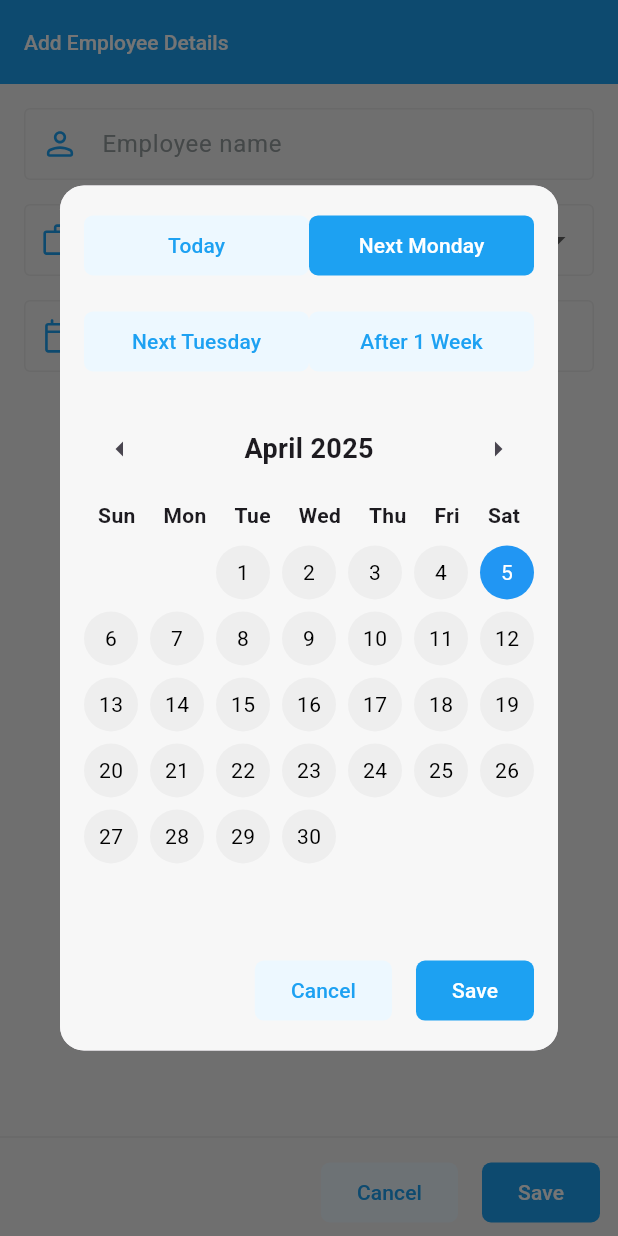
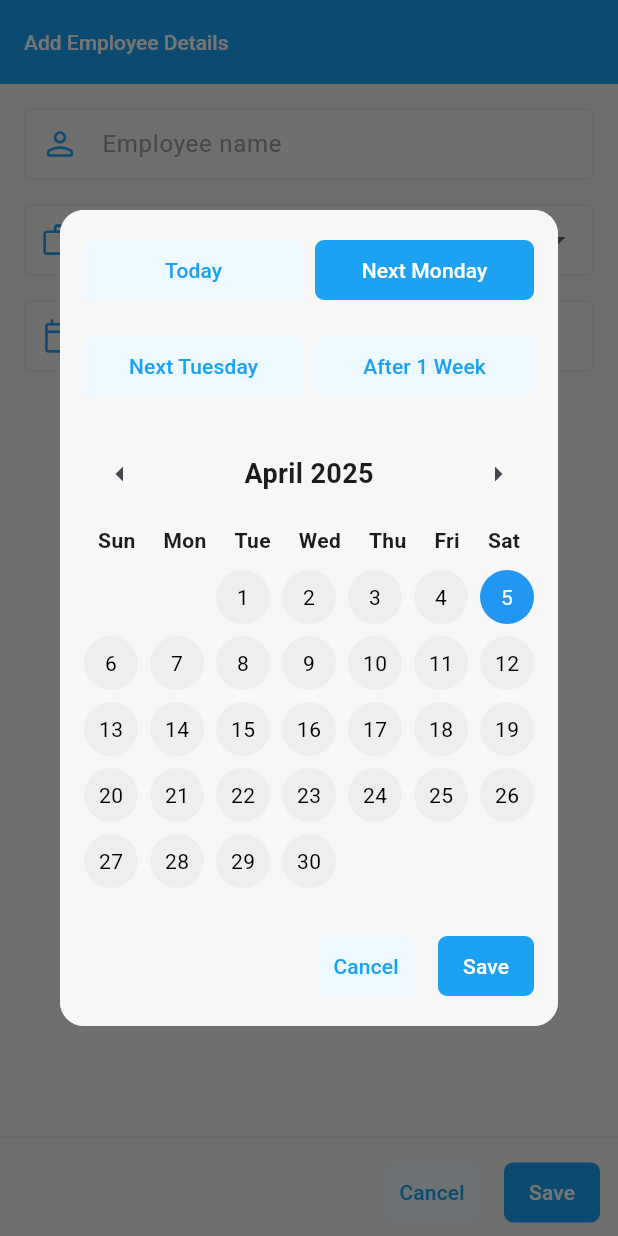
Before and after one commit to ashish-patil89/realtime_assessment_v2, a Flutter app: the AddEmployeeScreen screen opened directly, after a tap on "Today", on a phone screen of 412 x 824 dp. Run offline on Flutter 3.47's test engine with Material 3 defaults, Android fonts, the phone set to English and light mode, and no system bars; our stand-ins replace equatable, flutter_bloc, flutter_svg, gap, shared_preferences; accounts and stored records are empty.

Commit message:
* calender height issue fix on web

```diff
--- a/lib/common/app_button.dart
+++ b/lib/common/app_button.dart
@@ -26,6 +26,7 @@ class AppButton extends StatelessWidget {
   Widget build(BuildContext context) {
     return FilledButton(
       style: FilledButton.styleFrom(
+        padding: EdgeInsets.zero,
         fixedSize: fixedSize,
         backgroundColor: backgroundColor, // Change button color
         shape: RoundedRectangleBorder(
--- a/lib/screens/calender/calender_view.dart
+++ b/lib/screens/calender/calender_view.dart
@@ -1,4 +1,3 @@
-import 'package:flutter/foundation.dart';
 import 'package:flutter/material.dart';
 import 'package:flutter_bloc/flutter_bloc.dart';
 import 'package:gap/gap.dart';
@@ -30,10 +29,8 @@ class CalendarView extends StatelessWidget {
   @override
   Widget build(BuildContext context) {
     return Container(
-      width: MediaQuery.of(context).size.height * 0.7,
-      height:
-          MediaQuery.of(context).size.height *
-          (kIsWeb ? 0.85 : 0.7), // To maintain width and height check platform
+      width: 396,
+      height: 544,
       decoration: BoxDecoration(
         color: AppColors.appBgWhiteColor,
         borderRadius: BorderRadius.circular(16), // <-- Rounded corners
@@ -58,6 +55,7 @@ class CalendarView extends StatelessWidget {
                         textColor: AppColors.calenderButtonTextColor,
                       ),
                     ),
+                    const Gap(8),
                     Expanded(
                       child: AppButton(
                         onPressed: () {
@@ -85,6 +83,7 @@ class CalendarView extends StatelessWidget {
                         textColor: AppColors.calenderButtonTextColor,
                       ),
                     ),
+                    const Gap(8),
                     Expanded(
                       child: AppButton(
                         onPressed: () {
```
